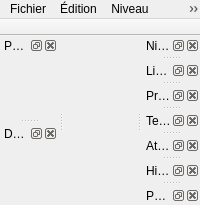
Above: Source/Elements/UI/MainWindow.ui from azertval/ProjectGaming before the change. Below: the same form after it.
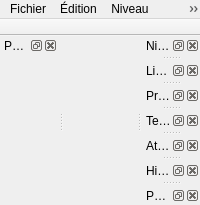
That is the form after the change.

Commit message: feat(hmi): LOT-69 TACHE-04 -- retrait complet du systeme de decors

What changed in the file:
```diff
--- a/Source/Elements/UI/MainWindow.ui
+++ b/Source/Elements/UI/MainWindow.ui
@@ -120,11 +120,6 @@
    <attribute name="dockWidgetArea"><number>1</number></attribute>
    <widget class="QWidget" name="paletteContents"/>
   </widget>
-  <widget class="QDockWidget" name="DecorsPanel">
-   <property name="windowTitle"><string>Décors</string></property>
-   <attribute name="dockWidgetArea"><number>1</number></attribute>
-   <widget class="QWidget" name="decorsContents"/>
-  </widget>
   <widget class="QDockWidget" name="LevelsPanel">
    <property name="windowTitle"><string>Niveaux</string></property>
    <attribute name="dockWidgetArea"><number>2</number></attribute>
```
The commit also changes 64 other files.
